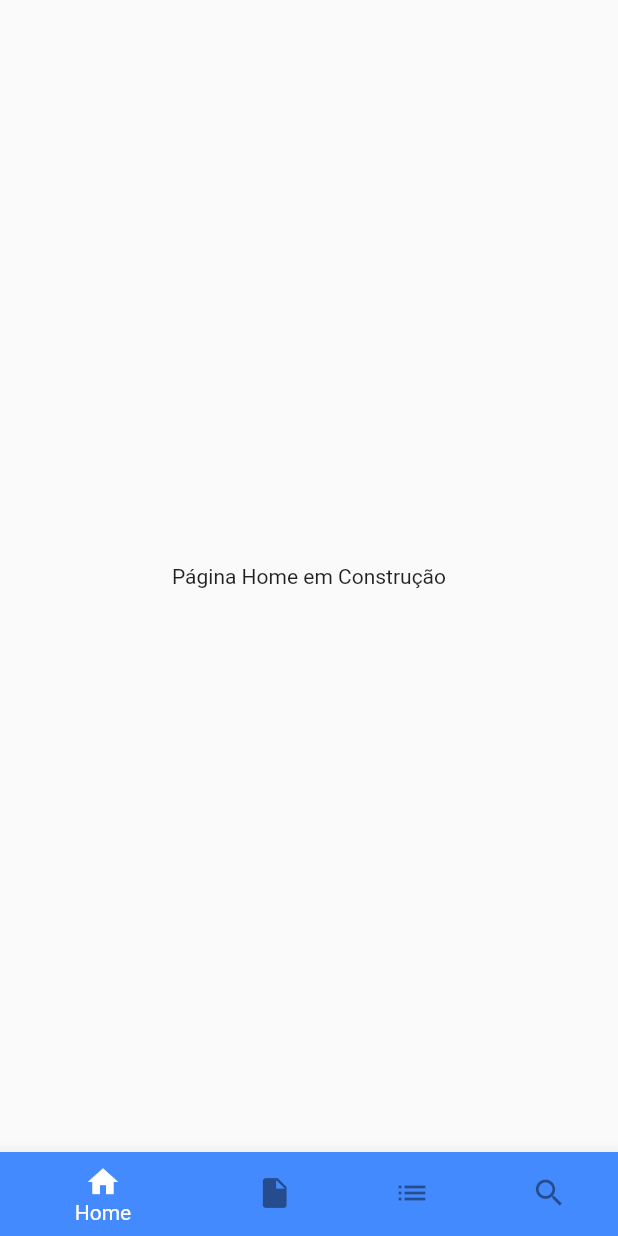
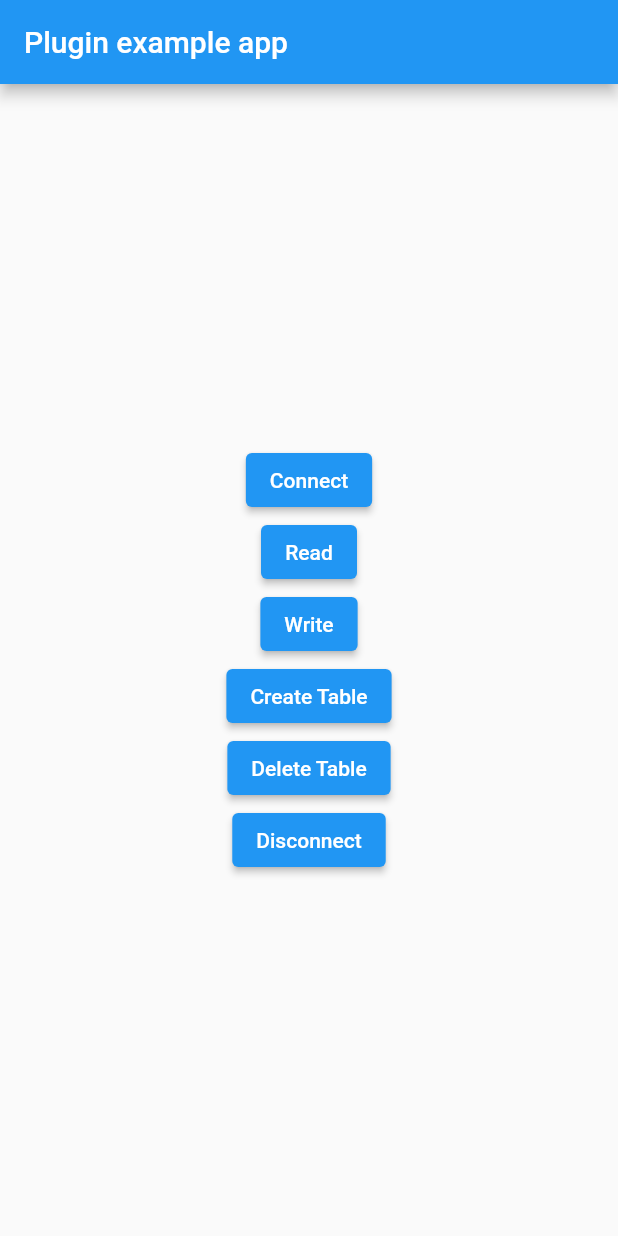
Before and after one commit to Misael2Code/RatsF1, a Flutter app: the screen it shows after launch, on a phone screen of 412 x 824 dp. Run offline on Flutter 3.47's test engine with Material 2 defaults, Android fonts, the light colour scheme and no system bars; our stand-ins replace mask_text_input_formatter; missing offline and left inert: sql_conn.

Commit message:
Conexão com Banco

```diff
--- /dev/null
+++ b/lib/ConectarDataBase.dart
@@ -0,0 +1,99 @@
+import 'dart:async';
+import 'package:flutter/material.dart';
+import 'package:sql_conn/sql_conn.dart';
+
+void main() {
+  WidgetsFlutterBinding.ensureInitialized();
+  runApp(MyApp());
+}
+
+class MyApp extends StatelessWidget {
+  @override
+  Widget build(BuildContext context) {
+    return const MaterialApp(
+      title: "Test",
+      home: ConectarDataBase(),
+    );
+  }
+}
+
+class ConectarDataBase extends StatefulWidget {
+  const ConectarDataBase({Key? key}) : super(key: key);
+
+  @override
+  _ConectarDataBaseState createState() => _ConectarDataBaseState();
+}
+
+class _ConectarDataBaseState extends State<ConectarDataBase> {
+  Future<void> connect(BuildContext ctx) async {
+    debugPrint("Connecting...");
+    try {
+      showDialog(
+        context: context,
+        builder: (context) {
+          return const AlertDialog(
+            title: Text("LOADING"),
+            content: CircularProgressIndicator(),
+          );
+        },
+      );
+      await SqlConn.connect(
+          ip: "51.79.107.121",
+          port: "1433",
+          databaseName: "gestorf1",
+          username: "gestorf1",
+          password: "F1\$#@!56789");
+      debugPrint("Connected!");
+    } catch (e) {
+      debugPrint(e.toString());
+    } finally {
+      Navigator.pop(context);
+    }
+  }
+
+  Future<void> read(String query) async {
+    var res = await SqlConn.readData(query);
+    debugPrint(res.toString());
+  }
+
+  Future<void> write(String query) async {
+    var res = await SqlConn.writeData(query);
+    debugPrint(res.toString());
+  }
+
+  @override
+  Widget build(BuildContext context) {
+    return Scaffold(
+        appBar: AppBar(
+          title: const Text('Plugin example app'),
+        ),
+        body: Center(
+          child: Column(
+            mainAxisAlignment: MainAxisAlignment.center,
+            crossAxisAlignment: CrossAxisAlignment.center,
+            children: [
+              ElevatedButton(
+                  onPressed: () => connect(context),
+                  child: const Text("Connect")),
+              ElevatedButton(
+                  onPressed: () => read("SELECT * FROM IP_List"),
+                  child: const Text("Read")),
+              ElevatedButton(
+                  onPressed: () => write("DELETE FROM IP_List WHERE LOC='vv1'"),
+                  child: const Text("Write")),
+              ElevatedButton(
+                  onPressed: () => write(
+                      "CREATE TABLE Persons (PersonID int, LastName varchar(255), FirstName varchar(255), Address varchar(255),City varchar(255))"),
+                  child: const Text("Create Table")),
+              ElevatedButton(
+                  onPressed: () => write(
+                      "DROP TABLE Persons"),
+                  child: const Text("Delete Table")),
+              ElevatedButton(
+                  onPressed: () => SqlConn.disconnect(),
+                  child: const Text("Disconnect"))
+            ],
+          ),
+        ));
+  }
+}
--- /dev/null
+++ b/lib/LoginDAO.dart
@@ -0,0 +1,3 @@
+import 'package:sql_conn/sql_conn.dart';
+import 'dart:async';
+import 'package:flutter/material.dart';
--- a/lib/main.dart
+++ b/lib/main.dart
@@ -1,3 +1,4 @@
+import 'package:f1/ConectarDataBase.dart';
 import 'package:f1/Home.dart';
 import 'package:f1/Login.dart';
 import 'package:flutter/material.dart';
@@ -5,7 +6,8 @@ import 'package:flutter/material.dart';
 void main() {
   runApp(MaterialApp(
     //home: Login(),
-    home: Home(),
+    //home: Home(),
+    home: ConectarDataBase(),
     debugShowCheckedModeBanner: false,
   ));
 }
--- a/pubspec.yaml
+++ b/pubspec.yaml
@@ -33,9 +33,14 @@ dependencies:
     sdk: flutter
 
 
+
   # The following adds the Cupertino Icons font to your application.
   # Use with the CupertinoIcons class for iOS style icons.
   cupertino_icons: ^1.0.2
+  vertical_picker: ^0.0.1
+  sql_conn: ^0.0.3
+
+
 
 dev_dependencies:
   flutter_test:
```
Also changed, not shown: lib/Lançar.dart (+66 -66 lines), pubspec.lock, 1 other file.
